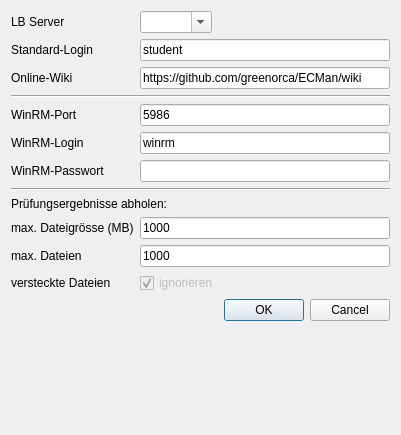
Qt form ui/configDialog.ui (greenorca/ECMan) before a commit.
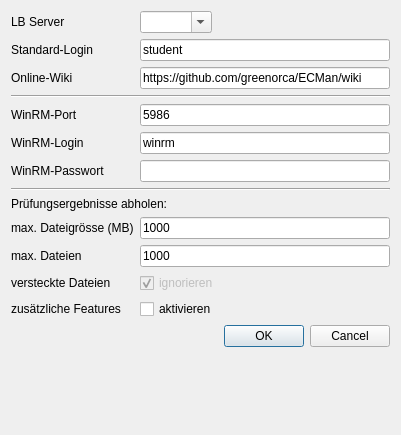
The same form after that commit.

Commit message: 1. client buttons shown without ip now unless toggled in "Ansicht" menu 2. removed exzessive logging for remote files (logs only before retrieving results) 3. updated requirements version for pywinrm and PySide2 4. added config checkbox for "zusätzliche ui features" which is disabled by default. without "zusätzliche ui features", LB folder respectively ERG folder is preselected when selecting exam or result paths

What changed in the file:
```diff
--- a/ui/configDialog.ui
+++ b/ui/configDialog.ui
@@ -192,7 +192,14 @@
        </property>
       </widget>
      </item>
-     <item row="12" column="1">
+     <item row="8" column="0" colspan="2">
+      <widget class="QLabel" name="label_10">
+       <property name="text">
+        <string>Prüfungsergebnisse abholen:</string>
+       </property>
+      </widget>
+     </item>
+     <item row="14" column="1">
       <widget class="QDialogButtonBox" name="buttonBox">
        <property name="orientation">
         <enum>Qt::Horizontal</enum>
@@ -202,10 +209,17 @@
        </property>
       </widget>
      </item>
-     <item row="8" column="0" colspan="2">
-      <widget class="QLabel" name="label_10">
+     <item row="12" column="0">
+      <widget class="QLabel" name="label_11">
        <property name="text">
-        <string>Prüfungsergebnisse abholen:</string>
+        <string>zusätzliche Features</string>
+       </property>
+      </widget>
+     </item>
+     <item row="12" column="1">
+      <widget class="QCheckBox" name="checkBox_advancedFeatures">
+       <property name="text">
+        <string>aktivieren</string>
        </property>
       </widget>
      </item>
```
The commit also changes 9 other files.
